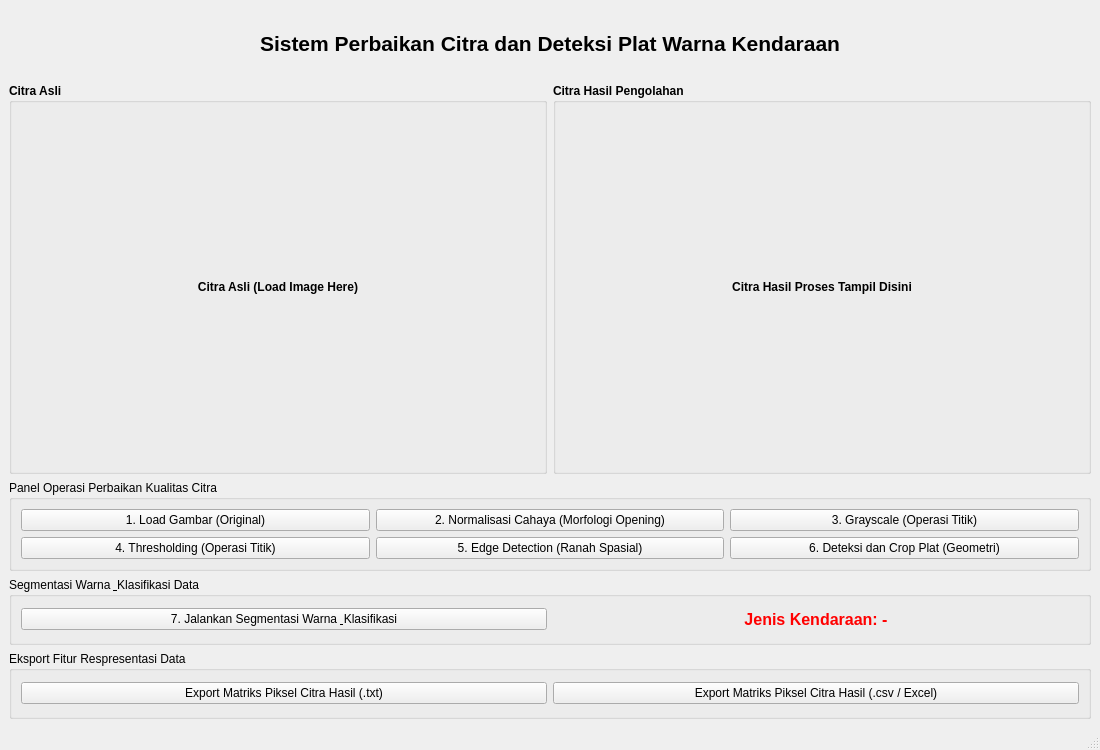
Above: main_ui.ui from Kizzuato/Tugas-Besar-RTM-2 before the change. Below: the same form after it.
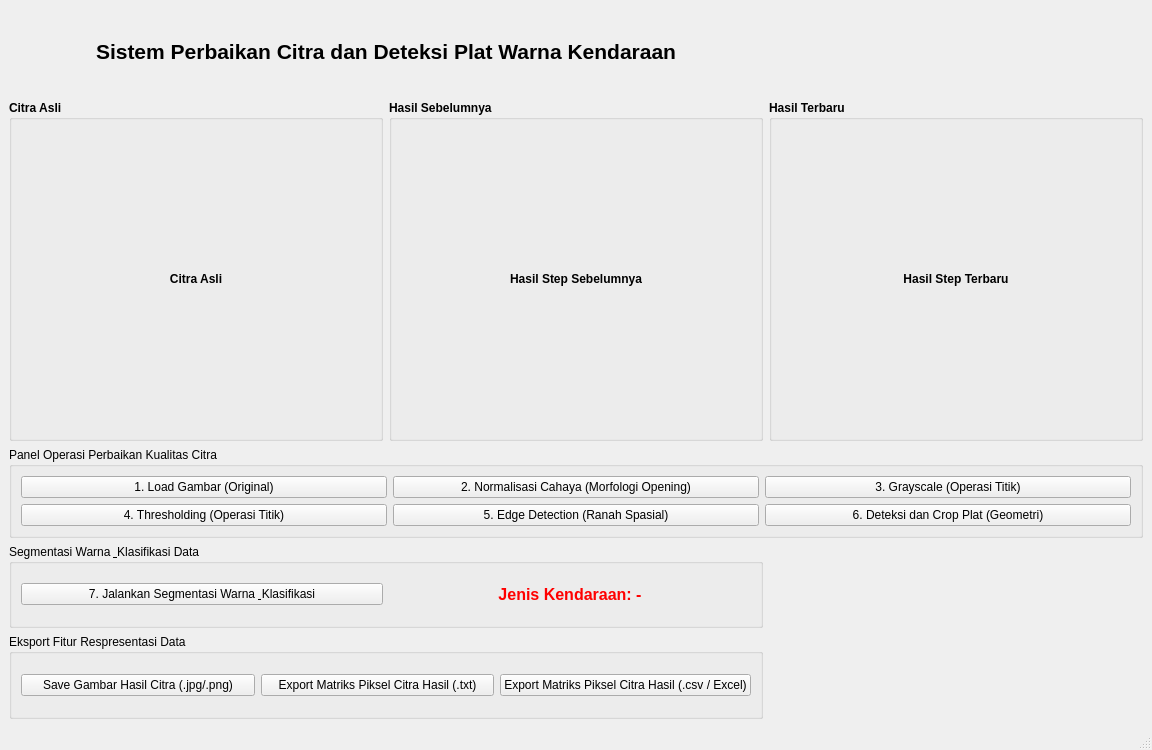
That is the form after the change.

Commit message: menambahkan citra satu step sebelum diolah

Diff of the .ui file:
```diff
--- a/main_ui.ui
+++ b/main_ui.ui
@@ -48,15 +48,15 @@
         <widget class="QLabel" name="label_citra_asli">
          <property name="minimumSize">
           <size>
-           <width>500</width>
-           <height>350</height>
+           <width>350</width>
+           <height>300</height>
           </size>
          </property>
          <property name="alignment">
           <set>Qt::AlignCenter</set>
          </property>
          <property name="text">
-          <string>Citra Asli (Load Image Here)</string>
+          <string>Citra Asli</string>
          </property>
         </widget>
        </item>
@@ -64,9 +64,40 @@
      </widget>
     </item>
     <item row="1" column="1">
+     <widget class="QGroupBox" name="groupBox_Previous">
+      <property name="title">
+       <string>Hasil Sebelumnya</string>
+      </property>
+      <property name="font">
+       <font>
+        <weight>75</weight>
+        <bold>true</bold>
+       </font>
+      </property>
+      <layout class="QVBoxLayout" name="verticalLayout_prev">
+       <item>
+        <widget class="QLabel" name="label_citra_sebelumnya">
+         <property name="minimumSize">
+          <size>
+           <width>350</width>
+           <height>300</height>
+          </size>
+         </property>
+         <property name="alignment">
+          <set>Qt::AlignCenter</set>
+         </property>
+         <property name="text">
+          <string>Hasil Step Sebelumnya</string>
+         </property>
+        </widget>
+       </item>
+      </layout>
+     </widget>
+    </item>
+    <item row="1" column="2">
      <widget class="QGroupBox" name="groupBox_Result">
       <property name="title">
-       <string>Citra Hasil Pengolahan</string>
+       <string>Hasil Terbaru</string>
       </property>
       <property name="font">
        <font>
@@ -79,22 +110,22 @@
         <widget class="QLabel" name="label_citra_hasil">
          <property name="minimumSize">
           <size>
-           <width>500</width>
-           <height>350</height>
+           <width>350</width>
+           <height>300</height>
           </size>
          </property>
          <property name="alignment">
           <set>Qt::AlignCenter</set>
          </property>
          <property name="text">
-          <string>Citra Hasil Proses Tampil Disini</string>
+          <string>Hasil Step Terbaru</string>
          </property>
         </widget>
        </item>
       </layout>
      </widget>
     </item>
-    <item row="2" column="0" colspan="2">
+    <item row="2" column="0" colspan="3">
      <widget class="QGroupBox" name="groupBox_Controls">
       <property name="title">
        <string>Panel Operasi Perbaikan Kualitas Citra</string>
@@ -187,6 +218,13 @@
        <string>Eksport Fitur Respresentasi Data</string>
       </property>
       <layout class="QHBoxLayout" name="horizontalLayout_2">
+       <item>
+        <widget class="QPushButton" name="btn_save_img">
+         <property name="text">
+          <string>Save Gambar Hasil Citra (.jpg/.png)</string>
+         </property>
+        </widget>
+       </item>
        <item>
         <widget class="QPushButton" name="btn_export_txt">
          <property name="text">
```
Left out of the diff: 2 changed lines with no effect on the pictures. The commit also changes 2 other files.
